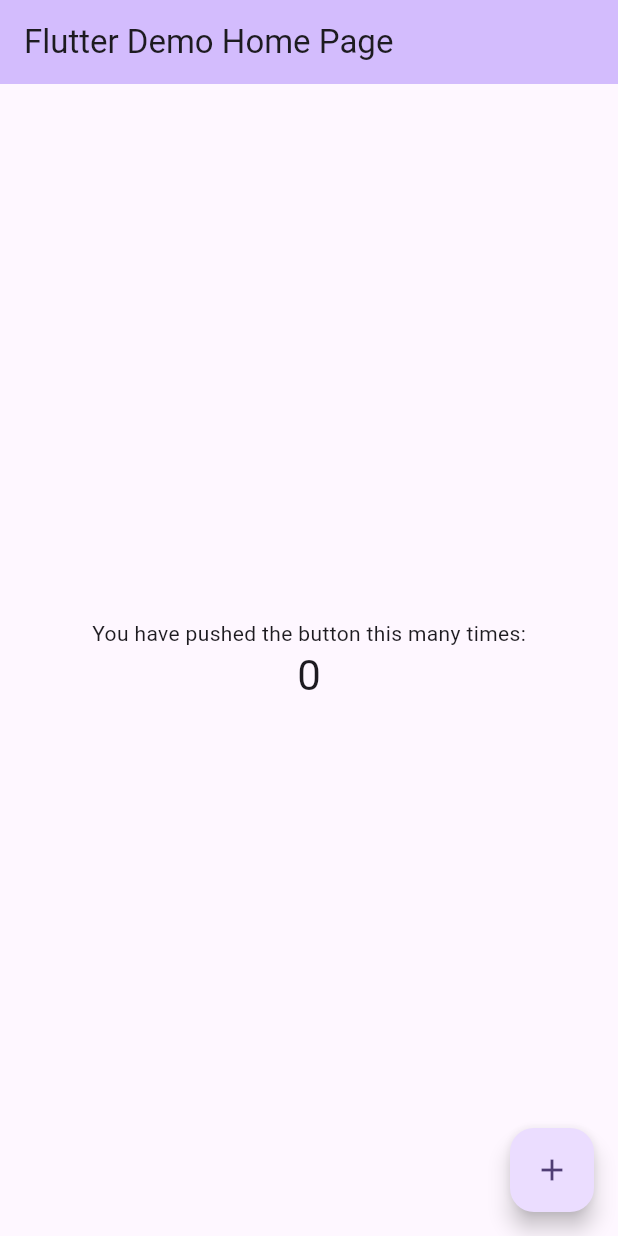
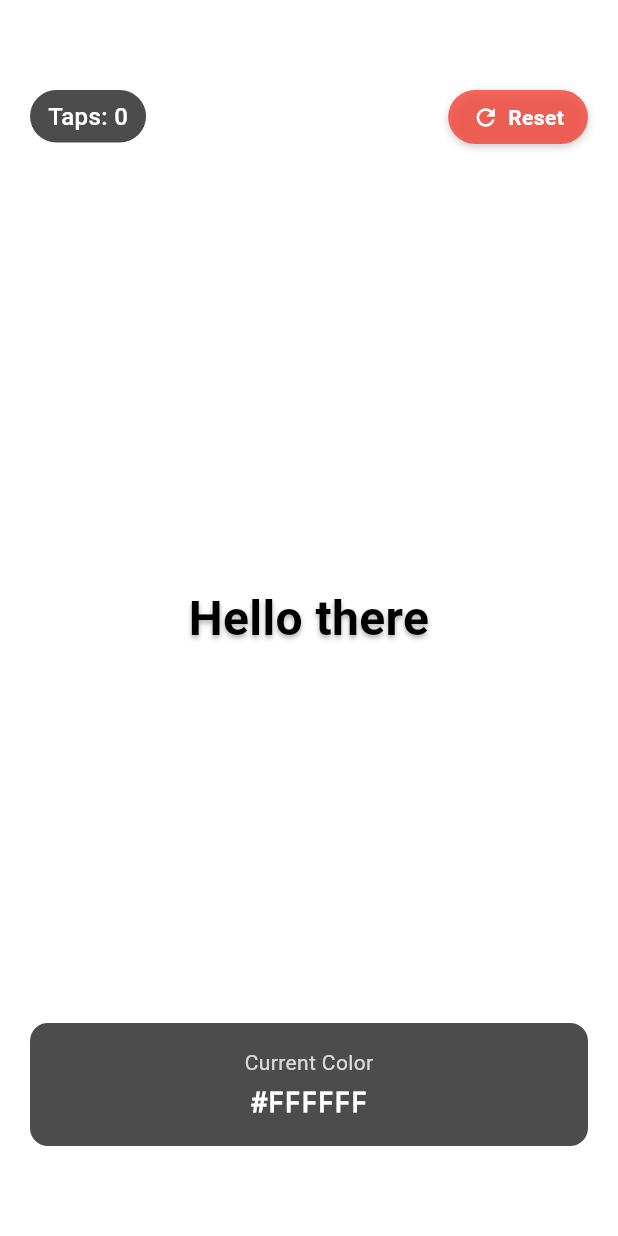
Before and after one commit to a7md5ater/test_task, a Flutter app: the screen it shows after launch, on a phone screen of 412 x 824 dp. Run offline on Flutter 3.47's test engine with Material 3 defaults, Android fonts, the phone set to English and light mode, and no system bars; our stand-ins replace flutter_bloc.

Commit message:
Implement Color Tap application with state management and UI components

```diff
--- /dev/null
+++ b/lib/app/color_tap_app.dart
@@ -0,0 +1,26 @@
+import 'package:flutter/material.dart';
+import 'package:flutter_bloc/flutter_bloc.dart';
+import 'package:test_task/cubit/color_tap_cubit.dart';
+import 'package:test_task/presentation/screens/color_tap_screen.dart';
+
+/// Root widget of the Color Tap application.
+///
+/// This widget sets up the MaterialApp with theme configuration
+/// and provides the BlocProvider for state management.
+class ColorTapApp extends StatelessWidget {
+  /// Creates a [ColorTapApp] widget.
+  const ColorTapApp({super.key});
+
+  @override
+  Widget build(BuildContext context) {
+    return MaterialApp(
+      title: 'Color Tap Challenge',
+      theme: ThemeData(primarySwatch: Colors.blue, useMaterial3: true),
+      home: BlocProvider(
+        create: (context) => ColorTapCubit(),
+        child: const ColorTapScreen(),
+      ),
+      debugShowCheckedModeBanner: false,
+    );
+  }
+}
--- /dev/null
+++ b/lib/cubit/color_tap_cubit.dart
@@ -0,0 +1,61 @@
+import 'dart:math' as math;
+
+import 'package:flutter/material.dart';
+import 'package:flutter_bloc/flutter_bloc.dart';
+import 'package:test_task/cubit/color_tap_state.dart';
+
+/// Cubit that manages the state of the Color Tap application.
+///
+/// Handles tap events, color generation, and reset functionality.
+class ColorTapCubit extends Cubit<ColorTapState> {
+  /// Maximum RGB color value for generating 16,777,216 colors.
+  static const int _maxColorValue = 0xFFFFFF;
+
+  /// Duration for tap and color transition animations.
+  static const Duration animationDuration = Duration(milliseconds: 300);
+
+  /// Text displayed in the center of the screen.
+  static const String displayText = "Hello there";
+
+  /// Random number generator for color generation.
+  late final math.Random _randomGenerator;
+
+  /// Creates a [ColorTapCubit] with the initial state.
+  ColorTapCubit() : super(ColorTapState.initial()) {
+    _randomGenerator = math.Random();
+  }
+
+  /// Handles screen tap by generating
+  /// a new random color, incrementing counter, and playing animation.
+  Future<void> handleTap() async {
+    // Start animation
+    emit(state.copyWith(isAnimating: true));
+
+    // Wait for animation delay to make it visible
+    await Future.delayed(const Duration(milliseconds: 50));
+
+    // Update color and counter, stop animation
+    final Color newColor = _generateRandomColor();
+    emit(
+      state.copyWith(
+        backgroundColor: newColor,
+        tapCounter: state.tapCounter + 1,
+        isAnimating: false,
+      ),
+    );
+  }
+
+  /// Resets the application to its initial state.
+  void reset() {
+    emit(ColorTapState.initial());
+  }
+
+  /// Generates a random RGB color.
+  ///
+  /// Returns a [Color] with random RGB values
+  /// ensuring 16,777,216 possible combinations.
+  Color _generateRandomColor() {
+    final int randomValue = _randomGenerator.nextInt(_maxColorValue + 1);
+    return Color(0xFF000000 | randomValue);
+  }
+}
--- /dev/null
+++ b/lib/cubit/color_tap_state.dart
@@ -0,0 +1,81 @@
+import 'package:flutter/material.dart';
+
+/// Represents the state of the Color Tap application.
+///
+/// Contains the current background color, tap counter, and animation state.
+class ColorTapState {
+  /// The current background color of the screen.
+  final Color backgroundColor;
+
+  /// The number of times the screen has been tapped.
+  final int tapCounter;
+
+  /// Whether the tap animation is currently playing.
+  final bool isAnimating;
+
+  /// Creates a [ColorTapState] with the given parameters.
+  const ColorTapState({
+    required this.backgroundColor,
+    required this.tapCounter,
+    required this.isAnimating,
+  });
+
+  /// Initial state with default values.
+  factory ColorTapState.initial() {
+    return const ColorTapState(
+      backgroundColor: Colors.white,
+      tapCounter: 0,
+      isAnimating: false,
+    );
+  }
+
+  /// Creates a copy of this state with the given fields replaced.
+  ColorTapState copyWith({
+    Color? backgroundColor,
+    int? tapCounter,
+    bool? isAnimating,
+  }) {
+    return ColorTapState(
+      backgroundColor: backgroundColor ?? this.backgroundColor,
+      tapCounter: tapCounter ?? this.tapCounter,
+      isAnimating: isAnimating ?? this.isAnimating,
+    );
+  }
+
+  /// Calculates the contrasting text color
+  /// based on the background color luminance.
+  Color get textColor {
+    final double luminance = backgroundColor.computeLuminance();
+    return luminance > 0.5 ? Colors.black : Colors.white;
+  }
+
+  /// Returns the hex representation of the current background color.
+  String get hexColor {
+    final red = ((backgroundColor.toARGB32() >> 16) & 0xFF)
+        .toRadixString(16)
+        .padLeft(2, '0');
+    final green = ((backgroundColor.toARGB32() >> 8) & 0xFF)
+        .toRadixString(16)
+        .padLeft(2, '0');
+    final blue = (backgroundColor.toARGB32() & 0xFF)
+        .toRadixString(16)
+        .padLeft(2, '0');
+    return '#$red$green$blue'.toUpperCase();
+  }
+
+  /// Returns the scale value for tap animation.
+  double get animationScale => isAnimating ? 0.95 : 1.0;
+
+  @override
+  bool operator ==(Object other) {
+    if (identical(this, other)) return true;
+    return other is ColorTapState &&
+        other.backgroundColor == backgroundColor &&
+        other.tapCounter == tapCounter &&
+        other.isAnimating == isAnimating;
+  }
+
+  @override
+  int get hashCode =>
+      backgroundColor.hashCode ^ tapCounter.hashCode ^ isAnimating.hashCode;
+}
--- a/lib/main.dart
+++ b/lib/main.dart
@@ -1,122 +1,7 @@
 import 'package:flutter/material.dart';
+import 'package:test_task/app/color_tap_app.dart';
 
+/// Entry point of the Color Tap application.
 void main() {
-  runApp(const MyApp());
+  runApp(const ColorTapApp());
 }
-
-class MyApp extends StatelessWidget {
-  const MyApp({super.key});
-
-  // This widget is the root of your application.
-  @override
-  Widget build(BuildContext context) {
-    return MaterialApp(
-      title: 'Flutter Demo',
-      theme: ThemeData(
-        // This is the theme of your application.
-        //
-        // TRY THIS: Try running your application with "flutter run". You'll see
-        // the application has a purple toolbar. Then, without quitting the app,
-        // try changing the seedColor in the colorScheme below to Colors.green
-        // and then invoke "hot reload" (save your changes or press the "hot
-        // reload" button in a Flutter-supported IDE, or press "r" if you used
-        // the command line to start the app).
-        //
-        // Notice that the counter didn't reset back to zero; the application
-        // state is not lost during the reload. To reset the state, use hot
-        // restart instead.
-        //
-        // This works for code too, not just values: Most code changes can be
-        // tested with just a hot reload.
-        colorScheme: ColorScheme.fromSeed(seedColor: Colors.deepPurple),
-      ),
-      home: const MyHomePage(title: 'Flutter Demo Home Page'),
-    );
-  }
-}
-
-class MyHomePage extends StatefulWidget {
-  const MyHomePage({super.key, required this.title});
-
-  // This widget is the home page of your application. It is stateful, meaning
-  // that it has a State object (defined below) that contains fields that affect
-  // how it looks.
-
-  // This class is the configuration for the state. It holds the values (in this
-  // case the title) provided by the parent (in this case the App widget) and
-  // used by the build method of the State. Fields in a Widget subclass are
-  // always marked "final".
-
-  final String title;
-
-  @override
-  State<MyHomePage> createState() => _MyHomePageState();
-}
-
-class _MyHomePageState extends State<MyHomePage> {
-  int _counter = 0;
-
-  void _incrementCounter() {
-    setState(() {
-      // This call to setState tells the Flutter framework that something has
-      // changed in this State, which causes it to rerun the build method below
-      // so that the display can reflect the updated values. If we changed
-      // _counter without calling setState(), then the build method would not be
-      // called again, and so nothing would appear to happen.
-      _counter++;
-    });
-  }
-
-  @override
-  Widget build(BuildContext context) {
-    // This method is rerun every time setState is called, for instance as done
-    // by the _incrementCounter method above.
-    //
-    // The Flutter framework has been optimized to make rerunning build methods
-    // fast, so that you can just rebuild anything that needs updating rather
-    // than having to individually change instances of widgets.
-    return Scaffold(
-      appBar: AppBar(
-        // TRY THIS: Try changing the color here to a specific color (to
-        // Colors.amber, perhaps?) and trigger a hot reload to see the AppBar
-        // change color while the other colors stay the same.
-        backgroundColor: Theme.of(context).colorScheme.inversePrimary,
-        // Here we take the value from the MyHomePage object that was created by
-        // the App.build method, and use it to set our appbar title.
-        title: Text(widget.title),
-      ),
-      body: Center(
-        // Center is a layout widget. It takes a single child and positions it
-        // in the middle of the parent.
-        child: Column(
-          // Column is also a layout widget. It takes a list of children and
-          // arranges them vertically. By default, it sizes itself to fit its
-          // children horizontally, and tries to be as tall as its parent.
-          //
-          // Column has various properties to control how it sizes itself and
-          // how it positions its children. Here we use mainAxisAlignment to
-          // center the children vertically; the main axis here is the vertical
-          // axis because Columns are vertical (the cross axis would be
-          // horizontal).
-          //
-          // TRY THIS: Invoke "debug painting" (choose the "Toggle Debug Paint"
-          // action in the IDE, or press "p" in the console), to see the
-          // wireframe for each widget.
-          mainAxisAlignment: MainAxisAlignment.center,
-          children: <Widget>[
-            const Text('You have pushed the button this many times:'),
-            Text(
-              '$_counter',
-              style: Theme.of(context).textTheme.headlineMedium,
-            ),
-          ],
-        ),
-      ),
-      floatingActionButton: FloatingActionButton(
-        onPressed: _incrementCounter,
-        tooltip: 'Increment',
-        child: const Icon(Icons.add),
-      ), // This trailing comma makes auto-formatting nicer for build methods.
-    );
-  }
-}
--- /dev/null
+++ b/lib/presentation/screens/color_tap_screen.dart
@@ -0,0 +1,49 @@
+import 'package:flutter/material.dart';
+import 'package:flutter_bloc/flutter_bloc.dart';
+import 'package:test_task/cubit/color_tap_cubit.dart';
+import 'package:test_task/cubit/color_tap_state.dart';
+import 'package:test_task/presentation/widgets/current_color.dart';
+import 'package:test_task/presentation/widgets/hello_there_text.dart';
+import 'package:test_task/presentation/widgets/reset_button.dart';
+import 'package:test_task/presentation/widgets/tap_counter.dart';
+
+/// Main screen widget that displays the Color Tap interface.
+///
+/// Shows "Hello there" text in the center and responds to tap gestures.
+class ColorTapScreen extends StatelessWidget {
+  /// Creates a [ColorTapScreen] widget.
+  const ColorTapScreen({super.key});
+
+  @override
+  Widget build(BuildContext context) {
+    return Scaffold(
+      body: BlocBuilder<ColorTapCubit, ColorTapState>(
+        builder: (context, state) {
+          final cubit = context.read<ColorTapCubit>();
+
+          return GestureDetector(
+            onTap: cubit.handleTap,
+            child: AnimatedContainer(
+              duration: ColorTapCubit.animationDuration,
+              curve: Curves.easeInOut,
+              width: double.infinity,
+              height: double.infinity,
+              color: state.backgroundColor,
+              child: Stack(
+                children: [
+                  HelloThereText(
+                    textColor: state.textColor,
+                    animationScale: state.animationScale,
+                  ),
+                  TapCounter(tapCount: state.tapCounter),
+                  ResetButton(onReset: cubit.reset),
+                  CurrentColor(hexColor: state.hexColor),
+                ],
+              ),
+            ),
+          );
+        },
+      ),
+    );
+  }
+}
--- /dev/null
+++ b/lib/presentation/widgets/current_color.dart
@@ -0,0 +1,49 @@
+import 'package:flutter/material.dart';
+
+/// Widget that displays the current color information
+/// at the bottom of the screen.
+class CurrentColor extends StatelessWidget {
+  /// The hex color string to display.
+  final String hexColor;
+
+  /// Creates a [CurrentColor] with the given [hexColor].
+  const CurrentColor({required this.hexColor, super.key});
+
+  @override
+  Widget build(BuildContext context) {
+    return Positioned(
+      bottom: 60,
+      left: 20,
+      right: 20,
+      child: Container(
+        padding: const EdgeInsets.all(16),
+        decoration: BoxDecoration(
+          color: Colors.black.withAlpha((0.7 * 255).round()),
+          borderRadius: BorderRadius.circular(12),
+        ),
+        child: Column(
+          mainAxisSize: MainAxisSize.min,
+          children: [
+            Text(
+              'Current Color',
+              style: TextStyle(
+                color: Colors.white.withAlpha((0.8 * 255).round()),
+                fontSize: 14,
+              ),
+            ),
+            const SizedBox(height: 4),
+            Text(
+              hexColor,
+              style: const TextStyle(
+                color: Colors.white,
+                fontSize: 18,
+                fontWeight: FontWeight.bold,
+                fontFamily: 'monospace',
+              ),
+            ),
+          ],
+        ),
+      ),
+    );
+  }
+}
--- /dev/null
+++ b/lib/presentation/widgets/hello_there_text.dart
@@ -0,0 +1,47 @@
+import 'package:flutter/material.dart';
+import 'package:test_task/cubit/color_tap_cubit.dart';
+
+/// Widget that displays the main "Hello there" text
+/// in the center of the screen.
+class HelloThereText extends StatelessWidget {
+  /// The text color to use.
+  final Color textColor;
+
+  /// The animation scale to apply.
+  final double animationScale;
+
+  /// Creates a [HelloThereText] with the
+  /// given [textColor] and [animationScale].
+  const HelloThereText({
+    required this.textColor,
+    required this.animationScale,
+    super.key,
+  });
+
+  @override
+  Widget build(BuildContext context) {
+    return Center(
+      child: AnimatedScale(
+        scale: animationScale,
+        duration: ColorTapCubit.animationDuration,
+        curve: Curves.easeInOut,
+        child: Text(
+          ColorTapCubit.displayText,
+          style: TextStyle(
+            fontSize: 32,
+            fontWeight: FontWeight.bold,
+            color: textColor,
+            shadows: [
+              Shadow(
+                offset: const Offset(0, 2),
+                blurRadius: 4,
+                color: textColor.withAlpha((0.3 * 255).round()),
+              ),
+            ],
+          ),
+          textAlign: TextAlign.center,
+        ),
+      ),
+    );
+  }
+}
--- /dev/null
+++ b/lib/presentation/widgets/reset_button.dart
@@ -0,0 +1,50 @@
+import 'package:flutter/material.dart';
+
+/// Widget that displays the reset button at the top-right of the screen.
+class ResetButton extends StatelessWidget {
+  /// Callback function called when reset button is tapped.
+  final VoidCallback onReset;
+
+  /// Creates a [ResetButton] with the given [onReset] callback.
+  const ResetButton({required this.onReset, super.key});
+
+  @override
+  Widget build(BuildContext context) {
+    return Positioned(
+      top: 60,
+      right: 20,
+      child: GestureDetector(
+        onTap: onReset,
+        child: Container(
+          padding: const EdgeInsets.symmetric(horizontal: 16, vertical: 8),
+          decoration: BoxDecoration(
+            color: Colors.red.withAlpha((0.8 * 255).round()),
+            borderRadius: BorderRadius.circular(20),
+            boxShadow: [
+              BoxShadow(
+                color: Colors.black.withAlpha((0.2 * 255).round()),
+                blurRadius: 4,
+                offset: const Offset(0, 2),
+              ),
+            ],
+          ),
+          child: const Row(
+            mainAxisSize: MainAxisSize.min,
+            children: [
+              Icon(Icons.refresh, color: Colors.white, size: 18),
+              SizedBox(width: 6),
+              Text(
+                'Reset',
+                style: TextStyle(
+                  color: Colors.white,
+                  fontSize: 14,
+                  fontWeight: FontWeight.w600,
+                ),
+              ),
+            ],
+          ),
+        ),
+      ),
+    );
+  }
+}
--- /dev/null
+++ b/lib/presentation/widgets/tap_counter.dart
@@ -0,0 +1,33 @@
+import 'package:flutter/material.dart';
+
+/// Widget that displays the tap counter at the top-left of the screen.
+class TapCounter extends StatelessWidget {
+  /// The current tap count to display.
+  final int tapCount;
+
+  /// Creates a [TapCounter] with the given [tapCount].
+  const TapCounter({required this.tapCount, super.key});
+
+  @override
+  Widget build(BuildContext context) {
+    return Positioned(
+      top: 60,
+      left: 20,
+      child: Container(
+        padding: const EdgeInsets.symmetric(horizontal: 12, vertical: 6),
+        decoration: BoxDecoration(
+          color: Colors.black.withAlpha((0.7 * 255).round()),
+          borderRadius: BorderRadius.circular(20),
+        ),
+        child: Text(
+          'Taps: $tapCount',
+          style: const TextStyle(
+            color: Colors.white,
+            fontSize: 16,
+            fontWeight: FontWeight.w500,
+          ),
+        ),
+      ),
+    );
+  }
+}
```
Also changed, not shown: pubspec.yaml (+5 -12 lines), pubspec.lock, 1 other file.
